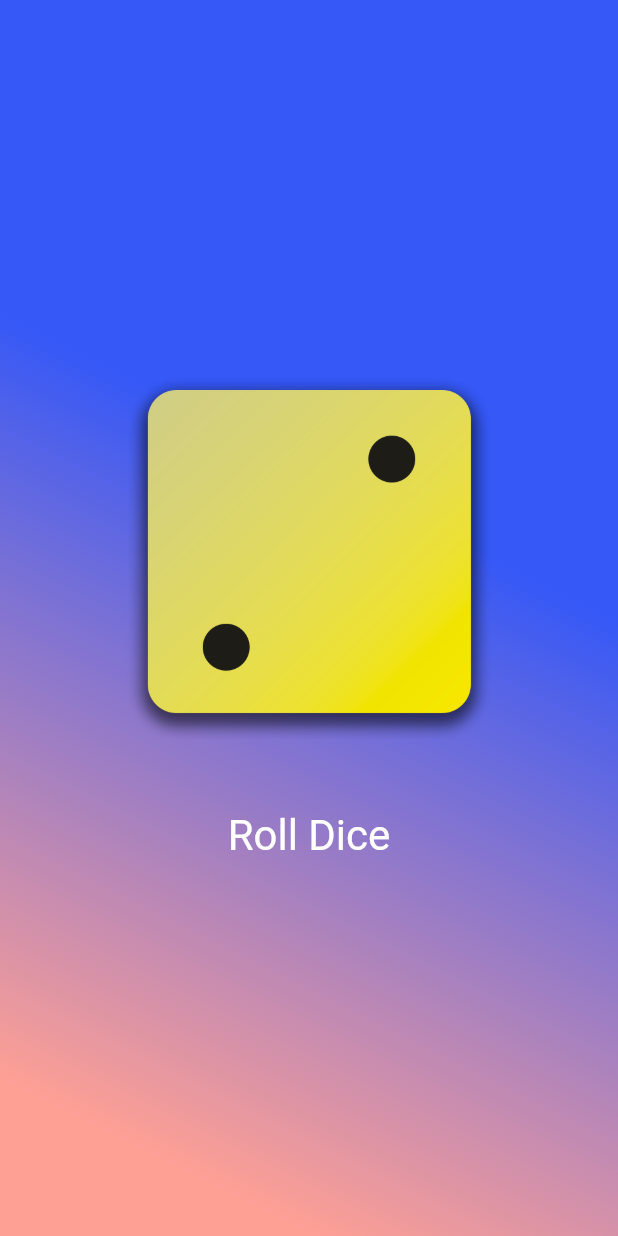
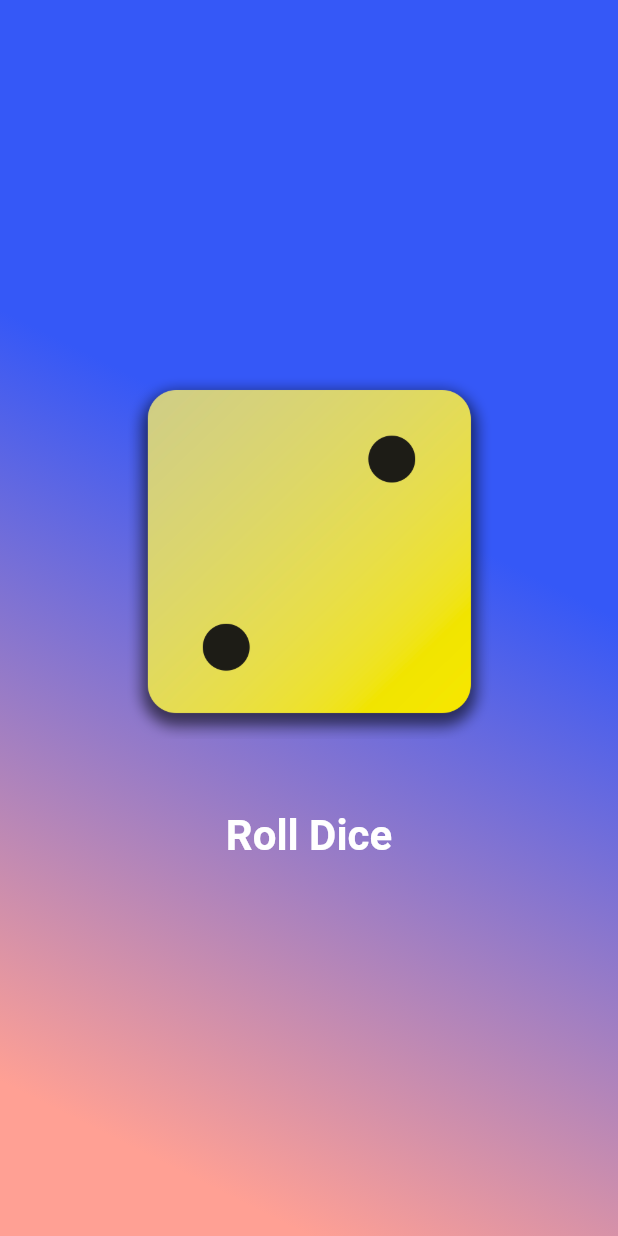
Before and after one commit to retropol/flutter-roll_dice_app, a Flutter app: the screen it shows after launch, on a phone screen of 412 x 824 dp. Run offline on Flutter 3.47's test engine with Material 2 defaults, Android fonts, the phone set to English and light mode, and no system bars.

```diff
--- a/lib/roll_dice.dart
+++ b/lib/roll_dice.dart
@@ -40,9 +40,8 @@ class _DiceRollerState extends State<DiceRoller> {
           onPressed: rollDice,
           style: TextButton.styleFrom(
               foregroundColor: Colors.white,
-              textStyle: const TextStyle(
-                fontSize: 28,
-              )),
+              textStyle:
+                  const TextStyle(fontSize: 28, fontWeight: FontWeight.bold)),
           child: const Text("Roll Dice"))
     ]);
   }
```
